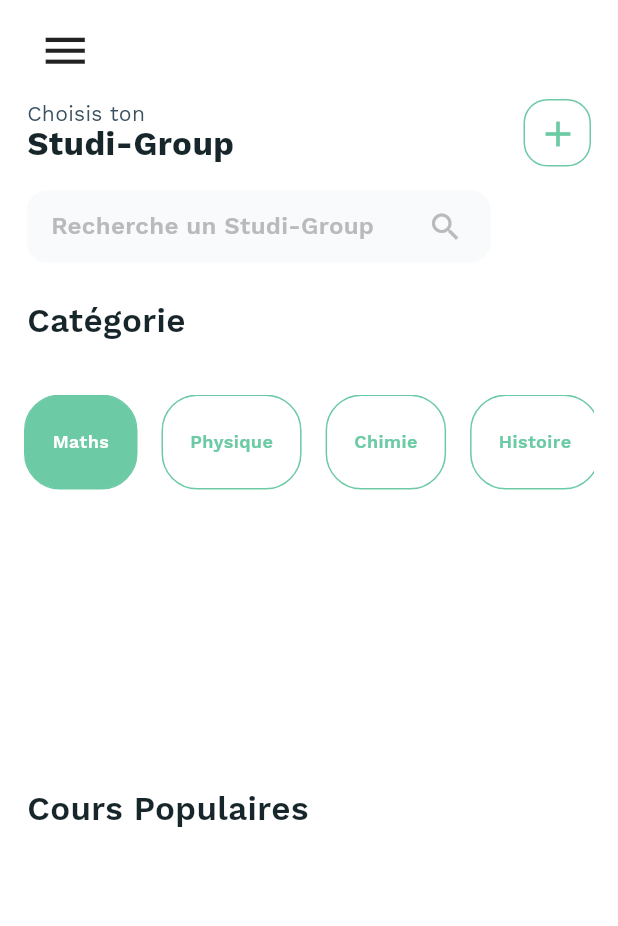
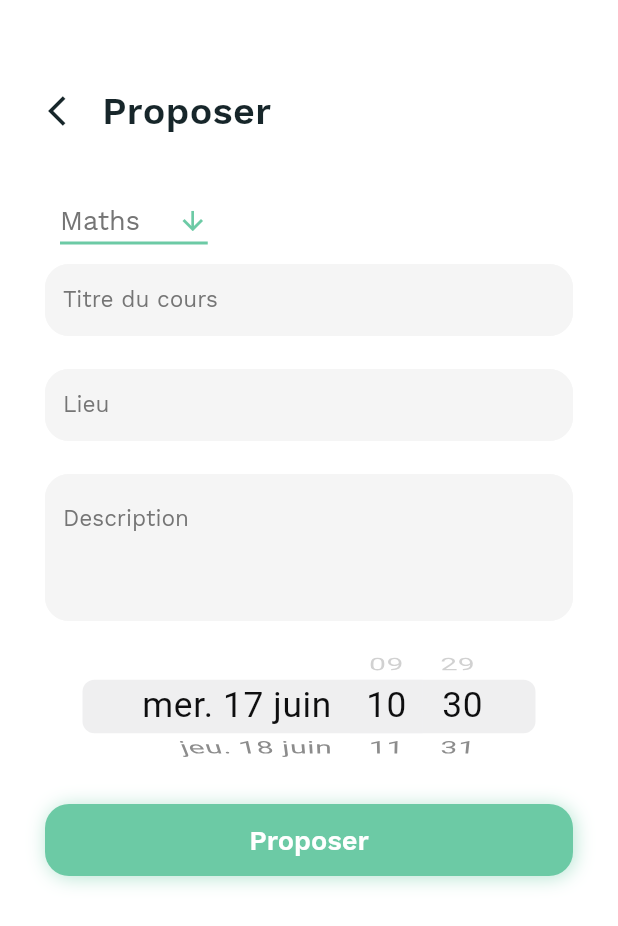
Before and after one commit to Madmax21x/StudiLink, a Flutter app: the screen it shows after launch, on a phone screen of 412 x 824 dp. Shown: the top 926 px of the screen. Run offline on Flutter 3.47's test engine with Material 2 defaults, Android fonts, the light colour scheme and no system bars.

Commit message:
Page proposer, quelques modifs dans main et pubspec pour cupertino time picker

```diff
--- /dev/null
+++ b/lib/design_course/proposer.dart
@@ -0,0 +1,402 @@
+import 'package:flutter/cupertino.dart';
+import 'package:flutter/material.dart';
+import 'design_course_app_theme.dart';
+
+
+class Proposer extends StatefulWidget {
+ @override
+ State<StatefulWidget> createState() {
+    return _ProposerState();
+  }
+}
+
+class _ProposerState extends State<Proposer>{
+
+
+  var _formKey = GlobalKey<FormState>();
+
+  TextEditingController thematiqueController = TextEditingController();
+  TextEditingController dateController = TextEditingController();
+  TextEditingController lieuController = TextEditingController();
+  TextEditingController creneauController = TextEditingController();
+  TextEditingController descriptionController = TextEditingController();
+
+  DateTime date;
+  DateTime date1;
+
+  String dropdownValue = 'Maths';
+
+
+  @override
+  Widget build(BuildContext context) {
+    return WillPopScope(
+
+      onWillPop: (){
+        moveToLastScreen();
+      },
+      child: Scaffold(
+      body: Container(
+        color: DesignCourseAppTheme.nearlyWhite,
+
+        child:ListView(
+            //crossAxisAlignment: CrossAxisAlignment.start,
+            children: <Widget>[
+
+          // RECHERCHE - TITRE
+
+            Padding(padding: EdgeInsets.only(top:50.0, left: 20.0),
+              child: Row(children: <Widget>[
+                IconButton(
+                  icon: Icon(Icons.arrow_back_ios),
+                  color:DesignCourseAppTheme.darkerText,
+                  onPressed: (){
+                    moveToLastScreen();
+                  },
+                ),
+                 Text("Proposer",
+
+                    textAlign: TextAlign.left,
+                    style: TextStyle(
+                    fontFamily: 'WorkSans',
+                    fontWeight: FontWeight.w600,
+                    fontSize: 25,
+                    letterSpacing: 0.27,
+                    color: DesignCourseAppTheme.darkerText,
+                  )
+
+                ),])),
+
+
+
+            // 2nd element of the Listview
+            Form(
+              key: _formKey,
+              child:Padding(
+              padding: EdgeInsets.only(top: 20.0, left: 30.0, right:30.0),
+              child: Column(
+                children: <Widget>[
+
+                  //CATEGORIE
+
+                  Padding(
+                    padding: EdgeInsets.only(top:5.0 ,left: 10.0, bottom:5),
+                    child: Align(
+                      alignment: Alignment.topLeft,
+                      child:DropdownButton<String>(
+
+                      value: dropdownValue,
+                      icon: Icon(Icons.arrow_downward,
+                        color:DesignCourseAppTheme.nearlyBlue),
+                      iconSize: 20,
+                      elevation: 16,
+                      style: TextStyle(
+                        color: Colors.grey[600],
+                        fontFamily: 'WorkSans',
+                        fontSize: 18.0,
+                        fontWeight: FontWeight.w400,),
+                      underline: Container(
+                        height: 2,
+                        color: DesignCourseAppTheme.nearlyBlue,
+                      ),
+                      onChanged: (String newValue) {
+                        setState(() {
+                          dropdownValue = newValue;
+                        });
+                      },
+                      items: <String>['Maths', 'Physique', 'Chimie', 'Histoire', 'Droit']
+                          .map<DropdownMenuItem<String>>((String value) {
+                        return DropdownMenuItem<String>(
+                          value: value,
+                          child: Text(value),
+                        );
+                      }).toList(),
+                    ))
+
+                  ),
+
+                  //TITRE DU COURS
+
+                  Padding(
+                    padding: EdgeInsets.all(0),
+                    child: SizedBox(
+                      height: 70.0,
+                      child: TextFormField(
+                        controller: thematiqueController,
+                        validator: (String value){
+                        if (value.isEmpty){
+                          return "Ce champ est obligatoire.";
+                        }
+                        else{
+                          return null;
+                        }
+                      },
+                        onChanged: (value){
+                          debugPrint("some title has been added");
+                        },
+                        maxLines: 1,
+                        decoration: InputDecoration(
+                          helperText: " ",
+                          labelText: 'Titre du cours',
+                          labelStyle: TextStyle(
+                            fontFamily: 'WorkSans',
+                            fontSize: 15.0,
+                            fontWeight: FontWeight.w400,
+                            color: Colors.grey[600],
+                            ),
+                          filled: true,
+                          fillColor: Colors.grey[100],
+                          focusedBorder: OutlineInputBorder(
+                            borderSide: BorderSide(color: Colors.grey[100]),
+                            borderRadius: BorderRadius.circular(16.0),
+                          ),
+                          enabledBorder: OutlineInputBorder(
+                            borderSide: BorderSide(color: Colors.grey[100]),
+                            borderRadius: BorderRadius.circular(16.0),
+                          ),
+                          errorBorder: OutlineInputBorder(
+                            borderSide: BorderSide(color: Colors.red,),
+                            borderRadius: BorderRadius.circular(16.0),
+                          ),
+                          border: OutlineInputBorder(
+                            borderRadius: BorderRadius.circular(16.0),
+                          ),
+                          hintText: "ex: Séries Chronologiques",
+                          hintStyle: TextStyle(
+                            fontSize: 15.0,
+                            color: Colors.grey[600],
+                            fontFamily: 'WorkSans',
+                            fontWeight : FontWeight.w400,
+                            ),
+
+                        )
+
+                      )
+                      )
+
+                  ),
+
+                   //LIEU
+
+                  Padding(
+                    padding: EdgeInsets.all(0),
+                    child: SizedBox(
+                      height: 70.0,
+                      child: TextFormField(
+                        controller: lieuController,
+                        validator: (String value){
+                        if (value.isEmpty){
+                          return "Ce champ est obligatoire.";
+                        }
+                        else{
+                          return null;
+                        }
+                      },
+                        onChanged: (value){
+                          debugPrint("some thematique has been added");
+                        },
+                        maxLines: 1,
+                        decoration: InputDecoration(
+                          helperText: " ",
+                          labelText: 'Lieu',
+                          labelStyle: TextStyle(
+                            fontSize: 15.0,
+                            fontFamily: 'WorkSans',
+                            fontWeight: FontWeight.w400,
+                            color: Colors.grey[600]
+                            ),
+
+                          filled: true,
+                          fillColor: Colors.grey[100],
+                          focusedBorder: OutlineInputBorder(
+                            borderSide: BorderSide(color: Colors.grey[100]),
+                            borderRadius: BorderRadius.circular(16.0),
+                          ),
+                          enabledBorder: OutlineInputBorder(
+                            borderSide: BorderSide(color: Colors.grey[100]),
+                            borderRadius: BorderRadius.circular(16.0),
+                          ),
+                          errorBorder: OutlineInputBorder(
+                            borderSide: BorderSide(color: Colors.red,),
+                            borderRadius: BorderRadius.circular(16.0),
+                          ),
+                          border: OutlineInputBorder(
+                            borderRadius: BorderRadius.circular(16.0),
+                          ),
+
+                          hintText: "ex: Salle Info Talence",
+                          hintStyle: TextStyle(
+                            fontSize: 15.0,
+                            color: Colors.grey[600],
+                            fontFamily: 'WorkSans',
+                            fontWeight : FontWeight.w400,
+                            ),
+
+                        )
+
+                      )
+                      )
+
+                  ),
+
+                  //DESCRIPTION
+
+                  Padding(
+                    padding: EdgeInsets.all(0),
+                    child: SizedBox(
+                      height: 120.0,
+                      child: TextFormField(
+                        controller: descriptionController,
+                        validator: (String value){
+                        if (value.isEmpty){
+                          return "Ce champ est obligatoire.";
+                        }
+                        else{
+                          return null;
+                        }
+                      },
+                        onChanged: (value){
+                          debugPrint("some thematique has been added");
+                        },
+                        maxLines: 6,
+                        decoration: InputDecoration(
+                          helperText: " ",
+                          labelText: 'Description',
+                          alignLabelWithHint: true,
+                          labelStyle: TextStyle(
+                            fontSize: 15.0,
+                            fontFamily: 'WorkSans',
+                            fontWeight: FontWeight.w400,
+                            color: Colors.grey[600]
+                            ),
+
+                          filled: true,
+                          fillColor: Colors.grey[100],
+                          focusedBorder: OutlineInputBorder(
+                            borderSide: BorderSide(color: Colors.grey[100]),
+                            borderRadius: BorderRadius.circular(16.0),
+                          ),
+                          enabledBorder: OutlineInputBorder(
+                            borderSide: BorderSide(color: Colors.grey[100]),
+                            borderRadius: BorderRadius.circular(16.0),
+                          ),
+                          errorBorder: OutlineInputBorder(
+                            borderSide: BorderSide(color: Colors.red,),
+                            borderRadius: BorderRadius.circular(16.0),
+                          ),
+                          border: OutlineInputBorder(
+                            borderRadius: BorderRadius.circular(16.0),
+                          ),
+
+                          hintText: "Donne plus de détails sur la thématique à travailler, le lieu...",
+                          hintStyle: TextStyle(
+                            fontSize: 15.0,
+                            color: Colors.grey[600],
+                            fontFamily: 'WorkSans',
+                            fontWeight : FontWeight.w400,
+                            ),
+
+                        )
+
+                      )
+                      )
+
+                  ),
+
+                //4th element of the column
+
+                  Padding(
+                  padding: EdgeInsets.only(bottom:5.0),
+                  child: Container(
+                    height: 70.0,
+
+                    child: Container(child:CupertinoDatePicker(
+
+
+                          mode: CupertinoDatePickerMode.dateAndTime,
+
+                          minimumDate: DateTime.now(),
+                          initialDateTime: DateTime.now(),
+
+                          onDateTimeChanged: (DateTime newDateTime) {
+
+                              setState(() => date = newDateTime);
+                              debugPrint("Date choisie : $date ");
+
+                          },
+
+                          use24hFormat: true,
+                          minuteInterval: 1,
+                        ),
+
+                      ),
+
+                  )
+                  ),
+
+
+
+
+          //5th element : button
+
+                  Padding(
+                    padding: EdgeInsets.only(top: 25.0, bottom:15.0),
+                    child:Expanded(
+                      child: InkWell(child:Container(
+                        height: 48,
+                        decoration: BoxDecoration(
+                          color: DesignCourseAppTheme.nearlyBlue,
+                          borderRadius: const BorderRadius.all(
+                            Radius.circular(16.0),
+                          ),
+                          boxShadow: <BoxShadow>[
+                            BoxShadow(
+                                color: DesignCourseAppTheme
+                                    .nearlyBlue
+                                    .withOpacity(0.5),
+                                offset: const Offset(1.1, 1.1),
+                                blurRadius: 10.0),
+                          ],
+                        ),
+                        child: Center(
+                          child: Text(
+                            'Proposer',
+                            textAlign: TextAlign.left,
+                            style: TextStyle(
+                              fontWeight: FontWeight.w600,
+                              fontSize: 18,
+                              letterSpacing: 0.0,
+                              color: DesignCourseAppTheme
+                                  .nearlyWhite,
+                            ),
+                          ),
+                        ),
+                      ),
+                      onTap:() {
+                        setState(() {
+                          if (_formKey.currentState.validate()){
+                            debugPrint("Proposer button clicked");
+                        }
+                        },);},
+                      )
+                    ),
+
+
+                  )
+
+          ],
+          )
+          ),
+
+        ),
+        ]),
+
+
+    ),
+    ),);
+
+  }
+
+  void moveToLastScreen(){
+    Navigator.pop(context);
+  }
+}
--- a/lib/main.dart
+++ b/lib/main.dart
@@ -2,7 +2,9 @@ import 'dart:io';
 import 'package:best_flutter_ui_templates/app_theme.dart';
 import 'package:flutter/material.dart';
 import 'package:flutter/services.dart';
+import 'package:flutter_localizations/flutter_localizations.dart';
 import 'package:best_flutter_ui_templates/design_course/home_design_course.dart';
+import 'package:best_flutter_ui_templates/design_course/proposer.dart';
 
 void main() async {
   WidgetsFlutterBinding.ensureInitialized();
@@ -23,14 +25,26 @@ class MyApp extends StatelessWidget {
       systemNavigationBarIconBrightness: Brightness.dark,
     ));
     return MaterialApp(
-      title: 'Flutter UI',
+      title: 'StudiLink',
+      localizationsDelegates: [
+          // ... app-specific localization delegate[s] here
+          GlobalMaterialLocalizations.delegate,
+          GlobalWidgetsLocalizations.delegate,
+          GlobalCupertinoLocalizations.delegate,
+        ],
+        supportedLocales: [
+            const Locale('fr'), // English/ Chinese *See Advanced Locales below*
+            // ... other locales the app supports
+          ],
       debugShowCheckedModeBanner: false,
       theme: ThemeData(
         primarySwatch: Colors.teal,
         textTheme: AppTheme.textTheme,
         platform: TargetPlatform.iOS,
       ),
-      home: DesignCourseHomeScreen(),
+      home:
+      //DesignCourseHomeScreen(),
+      Proposer(),
     );
   }
 }
--- a/pubspec.yaml
+++ b/pubspec.yaml
@@ -31,6 +31,12 @@ dependencies:
   font_awesome_flutter: ^8.5.0
   smooth_star_rating: ^1.0.3
   intl: ^0.16.0
+  datetime_picker_formfield: ^1.0.0
+  flutter_cupertino_date_picker: ^1.0.25
+  flutter_cupertino_localizations: ^1.0.1
+
+  flutter_localizations:
+    sdk: flutter
 
 dev_dependencies:
   flutter_test:
```
